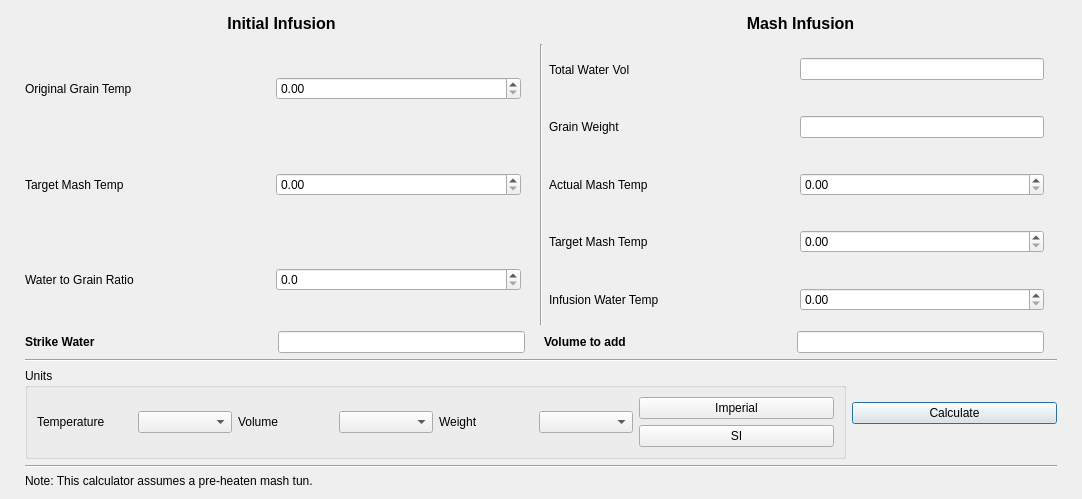
The window that ui/strikeWaterDialog.ui (Brewtarget/brewtarget) describes before a commit, drawn with Qt 5.
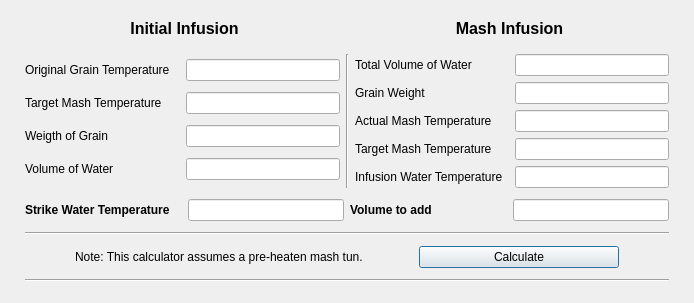
The same window after the commit.

Commit message:
Modified StrikeWaterDialog to use implicit unit values.
  For many reasons, I made the unit explicit in my first iteration of this
  calculator. It was the opinion of the group that it should be merged
  with the existing convention of using units in the lineEdit and to use
  the current settings as the output.

The edit to the form file:
```diff
--- a/ui/strikeWaterDialog.ui
+++ b/ui/strikeWaterDialog.ui
@@ -6,8 +6,8 @@
    <rect>
     <x>0</x>
     <y>0</y>
-    <width>1082</width>
-    <height>499</height>
+    <width>694</width>
+    <height>303</height>
    </rect>
   </property>
   <property name="windowTitle">
@@ -88,35 +88,18 @@
          <item>
           <widget class="QLabel" name="grainTempLbl">
            <property name="text">
-            <string>Original Grain Temp</string>
+            <string>Original Grain Temperature</string>
            </property>
           </widget>
          </item>
          <item>
-          <widget class="QDoubleSpinBox" name="grainTempVal">
-           <property name="maximum">
-            <double>999.990000000000009</double>
-           </property>
-          </widget>
-         </item>
-         <item>
-          <widget class="QLabel" name="grainTempUnit">
+          <widget class="QLineEdit" name="grainTempVal">
            <property name="sizePolicy">
-            <sizepolicy hsizetype="Fixed" vsizetype="Preferred">
+            <sizepolicy hsizetype="Preferred" vsizetype="Fixed">
              <horstretch>0</horstretch>
              <verstretch>0</verstretch>
             </sizepolicy>
            </property>
-           <property name="font">
-            <font>
-             <pointsize>9</pointsize>
-             <weight>75</weight>
-             <bold>true</bold>
-            </font>
-           </property>
-           <property name="text">
-            <string/>
-           </property>
           </widget>
          </item>
         </layout>
@@ -126,35 +109,18 @@
          <item>
           <widget class="QLabel" name="targetMashLbl">
            <property name="text">
-            <string>Target Mash Temp</string>
+            <string>Target Mash Temperature</string>
            </property>
           </widget>
          </item>
          <item>
-          <widget class="QDoubleSpinBox" name="targetMashVal">
-           <property name="maximum">
-            <double>999.990000000000009</double>
-           </property>
-          </widget>
-         </item>
-         <item>
-          <widget class="QLabel" name="targetMashUnit">
+          <widget class="QLineEdit" name="targetMashVal">
            <property name="sizePolicy">
-            <sizepolicy hsizetype="Fixed" vsizetype="Preferred">
+            <sizepolicy hsizetype="Preferred" vsizetype="Fixed">
              <horstretch>0</horstretch>
              <verstretch>0</verstretch>
             </sizepolicy>
            </property>
-           <property name="font">
-            <font>
-             <pointsize>9</pointsize>
-             <weight>75</weight>
-             <bold>true</bold>
-            </font>
-           </property>
-           <property name="text">
-            <string/>
-           </property>
           </widget>
          </item>
         </layout>
@@ -164,35 +130,42 @@
          <item>
           <widget class="QLabel" name="waterToGrainLbl">
            <property name="text">
-            <string>Water to Grain Ratio</string>
+            <string>Weigth of Grain</string>
            </property>
           </widget>
          </item>
          <item>
-          <widget class="QDoubleSpinBox" name="waterToGrainVal">
-           <property name="decimals">
+          <widget class="QLineEdit" name="grainWeightInitVal">
+           <property name="sizePolicy">
+            <sizepolicy hsizetype="Preferred" vsizetype="Fixed">
+             <horstretch>0</horstretch>
+             <verstretch>0</verstretch>
+            </sizepolicy>
+           </property>
+           <property name="decimals" stdset="0">
             <number>1</number>
            </property>
           </widget>
          </item>
+        </layout>
+       </item>
+       <item>
+        <layout class="QHBoxLayout" name="waterVolume">
          <item>
-          <widget class="QLabel" name="waterToGrainUnit">
+          <widget class="QLabel" name="waterVolumeLbl">
+           <property name="text">
+            <string>Volume of Water</string>
+           </property>
+          </widget>
+         </item>
+         <item>
+          <widget class="QLineEdit" name="waterVolumeVal">
            <property name="sizePolicy">
-            <sizepolicy hsizetype="Fixed" vsizetype="Preferred">
+            <sizepolicy hsizetype="Preferred" vsizetype="Fixed">
              <horstretch>0</horstretch>
              <verstretch>0</verstretch>
             </sizepolicy>
            </property>
-           <property name="font">
-            <font>
-             <pointsize>9</pointsize>
-             <weight>75</weight>
-             <bold>true</bold>
-            </font>
-           </property>
-           <property name="text">
-            <string/>
-           </property>
           </widget>
          </item>
         </layout>
@@ -213,7 +186,7 @@
          <item>
           <widget class="QLabel" name="mashVolLbl">
            <property name="text">
-            <string>Total Water Vol</string>
+            <string>Total Volume of Water</string>
            </property>
           </widget>
          </item>
@@ -227,26 +200,6 @@
            </property>
           </widget>
          </item>
-         <item>
-          <widget class="QLabel" name="mashVolUnit">
-           <property name="sizePolicy">
-            <sizepolicy hsizetype="Fixed" vsizetype="Preferred">
-             <horstretch>0</horstretch>
-             <verstretch>0</verstretch>
-            </sizepolicy>
-           </property>
-           <property name="font">
-            <font>
-             <pointsize>9</pointsize>
-             <weight>75</weight>
-             <bold>true</bold>
-            </font>
-           </property>
-           <property name="text">
-            <string/>
-           </property>
-          </widget>
-         </item>
         </layout>
        </item>
        <item>
@@ -268,26 +221,6 @@
            </property>
           </widget>
          </item>
-         <item>
-          <widget class="QLabel" name="grainWeightUnit">
-           <property name="sizePolicy">
-            <sizepolicy hsizetype="Fixed" vsizetype="Preferred">
-             <horstretch>0</horstretch>
-             <verstretch>0</verstretch>
-            </sizepolicy>
-           </property>
-           <property name="font">
-            <font>
-             <pointsize>9</pointsize>
-             <weight>75</weight>
-             <bold>true</bold>
-            </font>
-           </property>
-           <property name="text">
-            <string/>
-           </property>
-          </widget>
-         </item>
         </layout>
        </item>
        <item>
@@ -295,35 +228,18 @@
          <item>
           <widget class="QLabel" name="actualMashLbl">
            <property name="text">
-            <string>Actual Mash Temp</string>
+            <string>Actual Mash Temperature</string>
            </property>
           </widget>
          </item>
          <item>
-          <widget class="QDoubleSpinBox" name="actualMashVal">
-           <property name="maximum">
-            <double>999.990000000000009</double>
-           </property>
-          </widget>
-         </item>
-         <item>
-          <widget class="QLabel" name="actualMashUnit">
+          <widget class="QLineEdit" name="actualMashVal">
            <property name="sizePolicy">
-            <sizepolicy hsizetype="Fixed" vsizetype="Preferred">
+            <sizepolicy hsizetype="Preferred" vsizetype="Fixed">
              <horstretch>0</horstretch>
              <verstretch>0</verstretch>
             </sizepolicy>
            </property>
-           <property name="font">
-            <font>
-             <pointsize>9</pointsize>
-             <weight>75</weight>
-             <bold>true</bold>
-            </font>
-           </property>
-           <property name="text">
-            <string/>
-           </property>
           </widget>
          </item>
         </layout>
@@ -333,35 +249,18 @@
          <item>
           <widget class="QLabel" name="targetMashInfLbl">
            <property name="text">
-            <string>Target Mash Temp</string>
+            <string>Target Mash Temperature</string>
            </property>
           </widget>
          </item>
          <item>
-          <widget class="QDoubleSpinBox" name="targetMashInfVal">
-           <property name="maximum">
-            <double>999.990000000000009</double>
-           </property>
-          </widget>
-         </item>
-         <item>
-          <widget class="QLabel" name="targetMashInfUnit">
+          <widget class="QLineEdit" name="targetMashInfVal">
            <property name="sizePolicy">
-            <sizepolicy hsizetype="Fixed" vsizetype="Preferred">
+            <sizepolicy hsizetype="Preferred" vsizetype="Fixed">
              <horstretch>0</horstretch>
              <verstretch>0</verstretch>
             </sizepolicy>
            </property>
-           <property name="font">
-            <font>
-             <pointsize>9</pointsize>
-             <weight>75</weight>
-             <bold>true</bold>
-            </font>
-           </property>
-           <property name="text">
-            <string/>
-           </property>
           </widget>
          </item>
         </layout>
@@ -371,35 +270,18 @@
          <item>
           <widget class="QLabel" name="infusionWaterLbl">
            <property name="text">
-            <string>Infusion Water Temp</string>
+            <string>Infusion Water Temperature</string>
            </property>
           </widget>
          </item>
          <item>
-          <widget class="QDoubleSpinBox" name="infusionWaterVal">
-           <property name="maximum">
-            <double>999.990000000000009</double>
-           </property>
-          </widget>
-         </item>
-         <item>
-          <widget class="QLabel" name="infusionWaterUnit">
+          <widget class="QLineEdit" name="infusionWaterVal">
            <property name="sizePolicy">
-            <sizepolicy hsizetype="Fixed" vsizetype="Preferred">
+            <sizepolicy hsizetype="Preferred" vsizetype="Fixed">
              <horstretch>0</horstretch>
              <verstretch>0</verstretch>
             </sizepolicy>
            </property>
-           <property name="font">
-            <font>
-             <pointsize>9</pointsize>
-             <weight>75</weight>
-             <bold>true</bold>
-            </font>
-           </property>
-           <property name="text">
-            <string/>
-           </property>
           </widget>
          </item>
         </layout>
@@ -427,7 +309,7 @@
           </font>
          </property>
          <property name="text">
-          <string>Strike Water</string>
+          <string>Strike Water Temperature</string>
          </property>
         </widget>
        </item>
@@ -444,26 +326,6 @@
          </property>
         </widget>
        </item>
-       <item>
-        <widget class="QLabel" name="initialResultUnit">
-         <property name="sizePolicy">
-          <sizepolicy hsizetype="Fixed" vsizetype="Fixed">
-           <horstretch>0</horstretch>
-           <verstretch>0</verstretch>
-          </sizepolicy>
-         </property>
-         <property name="font">
-          <font>
-           <pointsize>9</pointsize>
-           <weight>75</weight>
-           <bold>true</bold>
-          </font>
-         </property>
-         <property name="text">
-          <string/>
-         </property>
-        </widget>
-       </item>
       </layout>
      </item>
      <item>
@@ -500,26 +362,6 @@
          </property>
         </widget>
        </item>
-       <item>
-        <widget class="QLabel" name="mashResultUnit">
-         <property name="sizePolicy">
-          <sizepolicy hsizetype="Fixed" vsizetype="Fixed">
-           <horstretch>0</horstretch>
-           <verstretch>0</verstretch>
-          </sizepolicy>
-         </property>
-         <property name="font">
-          <font>
-           <pointsize>9</pointsize>
-           <weight>75</weight>
-           <bold>true</bold>
-          </font>
-         </property>
-         <property name="text">
-          <string/>
-         </property>
-        </widget>
-       </item>
       </layout>
      </item>
     </layout>
@@ -532,145 +374,40 @@
     </widget>
    </item>
    <item>
-    <layout class="QHBoxLayout" name="miscs">
+    <layout class="QHBoxLayout" name="horizontalLayout">
+     <property name="leftMargin">
+      <number>50</number>
+     </property>
+     <property name="rightMargin">
+      <number>50</number>
+     </property>
      <item>
-      <widget class="QGroupBox" name="units">
+      <widget class="QLabel" name="Notes">
        <property name="sizePolicy">
-        <sizepolicy hsizetype="Expanding" vsizetype="Minimum">
-         <horstretch>4</horstretch>
+        <sizepolicy hsizetype="Expanding" vsizetype="Maximum">
+         <horstretch>0</horstretch>
          <verstretch>0</verstretch>
         </sizepolicy>
        </property>
-       <property name="title">
-        <string>Units</string>
+       <property name="text">
+        <string>Note: This calculator assumes a pre-heaten mash tun.</string>
        </property>
-       <layout class="QHBoxLayout" name="horizontalLayout_4">
-        <item>
-         <layout class="QHBoxLayout" name="unitsLayout">
-          <item>
-           <layout class="QHBoxLayout" name="temperature">
-            <item>
-             <widget class="QLabel" name="temperatureLbl">
-              <property name="sizePolicy">
-               <sizepolicy hsizetype="Preferred" vsizetype="Maximum">
-                <horstretch>0</horstretch>
-                <verstretch>0</verstretch>
-               </sizepolicy>
-              </property>
-              <property name="text">
-               <string>Temperature</string>
-              </property>
-             </widget>
-            </item>
-            <item>
-             <widget class="QComboBox" name="temperatureSelect">
-              <property name="sizePolicy">
-               <sizepolicy hsizetype="Preferred" vsizetype="Maximum">
-                <horstretch>0</horstretch>
-                <verstretch>0</verstretch>
-               </sizepolicy>
-              </property>
-             </widget>
-            </item>
-           </layout>
-          </item>
-          <item>
-           <layout class="QHBoxLayout" name="volume">
-            <item>
-             <widget class="QLabel" name="volumeLbl">
-              <property name="sizePolicy">
-               <sizepolicy hsizetype="Preferred" vsizetype="Maximum">
-                <horstretch>0</horstretch>
-                <verstretch>0</verstretch>
-               </sizepolicy>
-              </property>
-              <property name="text">
-               <string>Volume</string>
-              </property>
-             </widget>
-            </item>
-            <item>
-             <widget class="QComboBox" name="volumeSelect">
-              <property name="sizePolicy">
-               <sizepolicy hsizetype="Preferred" vsizetype="Maximum">
-                <horstretch>0</horstretch>
-                <verstretch>0</verstretch>
-               </sizepolicy>
-              </property>
-             </widget>
-            </item>
-           </layout>
-          </item>
-          <item>
-           <layout class="QHBoxLayout" name="weight">
-            <item>
-             <widget class="QLabel" name="weightLbl">
-              <property name="sizePolicy">
-               <sizepolicy hsizetype="Preferred" vsizetype="Maximum">
-                <horstretch>0</horstretch>
-                <verstretch>0</verstretch>
-               </sizepolicy>
-              </property>
-              <property name="text">
-               <string>Weight</string>
-              </property>
-             </widget>
-            </item>
-            <item>
-             <widget class="QComboBox" name="weightSelect">
-              <property name="sizePolicy">
-               <sizepolicy hsizetype="Preferred" vsizetype="Maximum">
-                <horstretch>0</horstretch>
-                <verstretch>0</verstretch>
-               </sizepolicy>
-              </property>
-             </widget>
-            </item>
-           </layout>
-          </item>
-          <item>
-           <layout class="QVBoxLayout" name="system">
-            <item>
-             <widget class="QPushButton" name="setImperialBtn">
-              <property name="sizePolicy">
-               <sizepolicy hsizetype="Minimum" vsizetype="Maximum">
-                <horstretch>0</horstretch>
-                <verstretch>0</verstretch>
-               </sizepolicy>
-              </property>
-              <property name="text">
-               <string>Imperial</string>
-              </property>
-             </widget>
-            </item>
-            <item>
-             <widget class="QPushButton" name="setSiBtn">
-              <property name="sizePolicy">
-               <sizepolicy hsizetype="Minimum" vsizetype="Maximum">
-                <horstretch>0</horstretch>
-                <verstretch>0</verstretch>
-               </sizepolicy>
-              </property>
-              <property name="text">
-               <string>SI</string>
-              </property>
-             </widget>
-            </item>
-           </layout>
-          </item>
-         </layout>
-        </item>
-       </layout>
       </widget>
      </item>
      <item>
       <widget class="QPushButton" name="pushButton_calculate">
        <property name="sizePolicy">
-        <sizepolicy hsizetype="Preferred" vsizetype="Maximum">
+        <sizepolicy hsizetype="Fixed" vsizetype="Maximum">
          <horstretch>1</horstretch>
          <verstretch>0</verstretch>
         </sizepolicy>
        </property>
+       <property name="minimumSize">
+        <size>
+         <width>200</width>
+         <height>0</height>
+        </size>
+       </property>
        <property name="toolTip">
         <string>Calculate</string>
        </property>
@@ -694,19 +431,6 @@
      </property>
     </widget>
    </item>
-   <item>
-    <widget class="QLabel" name="Notes">
-     <property name="sizePolicy">
-      <sizepolicy hsizetype="Preferred" vsizetype="Maximum">
-       <horstretch>0</horstretch>
-       <verstretch>0</verstretch>
-      </sizepolicy>
-     </property>
-     <property name="text">
-      <string>Note: This calculator assumes a pre-heaten mash tun.</string>
-     </property>
-    </widget>
-   </item>
   </layout>
  </widget>
  <resources/>
```
Left out of the diff: 4 changed lines with no effect on the pictures. The commit also changes 2 other files.
